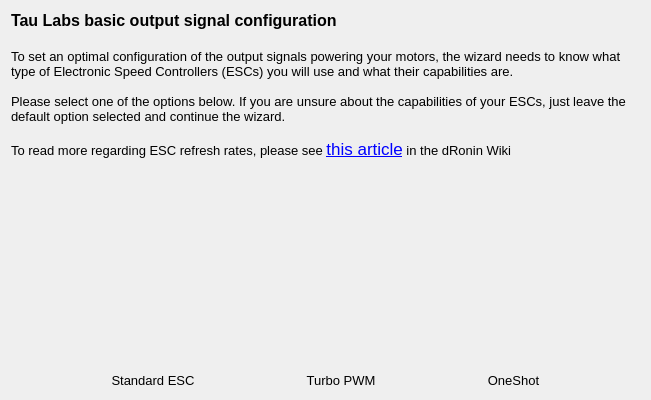
Old version of the form ground/gcs/src/plugins/setupwizard/pages/outputpage.ui in the repository d-ronin/dRonin.
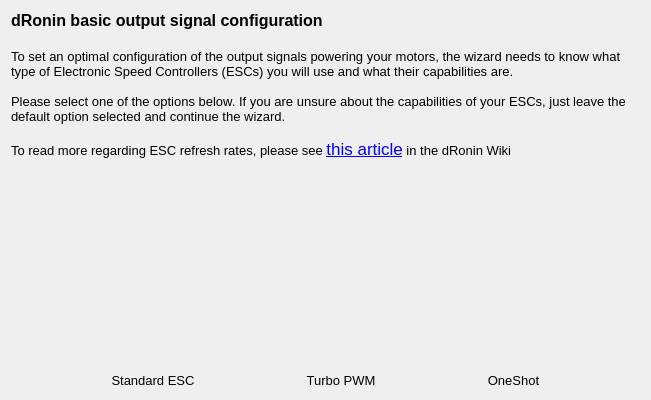
New version of the form. Icons and pictures are not drawn.

What changed in the file:
```diff
--- a/ground/gcs/src/plugins/setupwizard/pages/outputpage.ui
+++ b/ground/gcs/src/plugins/setupwizard/pages/outputpage.ui
@@ -20,14 +20,14 @@
       <string>&lt;!DOCTYPE HTML PUBLIC &quot;-//W3C//DTD HTML 4.0//EN&quot; &quot;http://www.w3.org/TR/REC-html40/strict.dtd&quot;&gt;
 &lt;html&gt;&lt;head&gt;&lt;meta name=&quot;qrichtext&quot; content=&quot;1&quot; /&gt;&lt;style type=&quot;text/css&quot;&gt;
 p, li { white-space: pre-wrap; }
-&lt;/style&gt;&lt;/head&gt;&lt;body style=&quot; font-family:'Lucida Grande'; font-size:13pt; font-weight:400; font-style:normal;&quot;&gt;
-&lt;p style=&quot; margin-top:0px; margin-bottom:0px; margin-left:0px; margin-right:0px; -qt-block-indent:0; text-indent:0px;&quot;&gt;&lt;span style=&quot; font-family:'MS Shell Dlg 2'; font-size:12pt; font-weight:600;&quot;&gt;Tau Labs basic output signal configuration&lt;/span&gt;&lt;/p&gt;
+&lt;/style&gt;&lt;/head&gt;&lt;body style=&quot; font-family:'Sans Serif'; font-size:9pt; font-weight:400; font-style:normal;&quot;&gt;
+&lt;p style=&quot; margin-top:0px; margin-bottom:0px; margin-left:0px; margin-right:0px; -qt-block-indent:0; text-indent:0px;&quot;&gt;&lt;span style=&quot; font-family:'MS Shell Dlg 2'; font-size:12pt; font-weight:600;&quot;&gt;dRonin&lt;/span&gt;&lt;span style=&quot; font-family:'MS Shell Dlg 2'; font-size:12pt; font-weight:600;&quot;&gt; basic output signal configuration&lt;/span&gt;&lt;/p&gt;
 &lt;p style=&quot;-qt-paragraph-type:empty; margin-top:0px; margin-bottom:0px; margin-left:0px; margin-right:0px; -qt-block-indent:0; text-indent:0px; font-family:'MS Shell Dlg 2'; font-size:12pt; font-weight:600;&quot;&gt;&lt;br /&gt;&lt;/p&gt;
 &lt;p style=&quot; margin-top:0px; margin-bottom:0px; margin-left:0px; margin-right:0px; -qt-block-indent:0; text-indent:0px;&quot;&gt;&lt;span style=&quot; font-family:'MS Shell Dlg 2'; font-size:10pt;&quot;&gt;To set an optimal configuration of the output signals powering your motors, the wizard needs to know what type of Electronic Speed Controllers (ESCs) you will use and what their capabilities are.&lt;/span&gt;&lt;/p&gt;
 &lt;p style=&quot;-qt-paragraph-type:empty; margin-top:0px; margin-bottom:0px; margin-left:0px; margin-right:0px; -qt-block-indent:0; text-indent:0px; font-family:'MS Shell Dlg 2'; font-size:10pt;&quot;&gt;&lt;br /&gt;&lt;/p&gt;
 &lt;p style=&quot; margin-top:0px; margin-bottom:0px; margin-left:0px; margin-right:0px; -qt-block-indent:0; text-indent:0px;&quot;&gt;&lt;span style=&quot; font-family:'MS Shell Dlg 2'; font-size:10pt;&quot;&gt;Please select one of the options below. If you are unsure about the capabilities of your ESCs, just leave the default option selected and continue the wizard.&lt;/span&gt;&lt;/p&gt;
 &lt;p style=&quot;-qt-paragraph-type:empty; margin-top:0px; margin-bottom:0px; margin-left:0px; margin-right:0px; -qt-block-indent:0; text-indent:0px; font-family:'MS Shell Dlg 2'; font-size:10pt;&quot;&gt;&lt;br /&gt;&lt;/p&gt;
-&lt;p style=&quot; margin-top:0px; margin-bottom:0px; margin-left:0px; margin-right:0px; -qt-block-indent:0; text-indent:0px;&quot;&gt;&lt;span style=&quot; font-family:'MS Shell Dlg 2'; font-size:10pt;&quot;&gt;To read more regarding ESC refresh rates, please see &lt;/span&gt;&lt;a href=&quot;https://github.com/d-ronin/dRonin/wiki/OnlineHelp:-TurboPWM-ESC's&quot;&gt;&lt;span style=&quot; text-decoration: underline; color:#0000ff;&quot;&gt;this article&lt;/span&gt;&lt;/a&gt;&lt;span style=&quot; font-family:'MS Shell Dlg 2'; font-size:10pt;&quot;&gt; in the dRonin Wiki&lt;/span&gt;&lt;/p&gt;&lt;/body&gt;&lt;/html&gt;</string>
+&lt;p style=&quot; margin-top:0px; margin-bottom:0px; margin-left:0px; margin-right:0px; -qt-block-indent:0; text-indent:0px;&quot;&gt;&lt;span style=&quot; font-family:'MS Shell Dlg 2'; font-size:10pt;&quot;&gt;To read more regarding ESC refresh rates, please see &lt;/span&gt;&lt;a href=&quot;https://github.com/d-ronin/dRonin/wiki/OnlineHelp:-TurboPWM-ESC's&quot;&gt;&lt;span style=&quot; font-family:'Lucida Grande'; font-size:13pt; text-decoration: underline; color:#0000ff;&quot;&gt;this article&lt;/span&gt;&lt;/a&gt;&lt;span style=&quot; font-family:'MS Shell Dlg 2'; font-size:10pt;&quot;&gt; in the dRonin Wiki&lt;/span&gt;&lt;/p&gt;&lt;/body&gt;&lt;/html&gt;</string>
      </property>
      <property name="alignment">
       <set>Qt::AlignLeading|Qt::AlignLeft|Qt::AlignTop</set>
```
